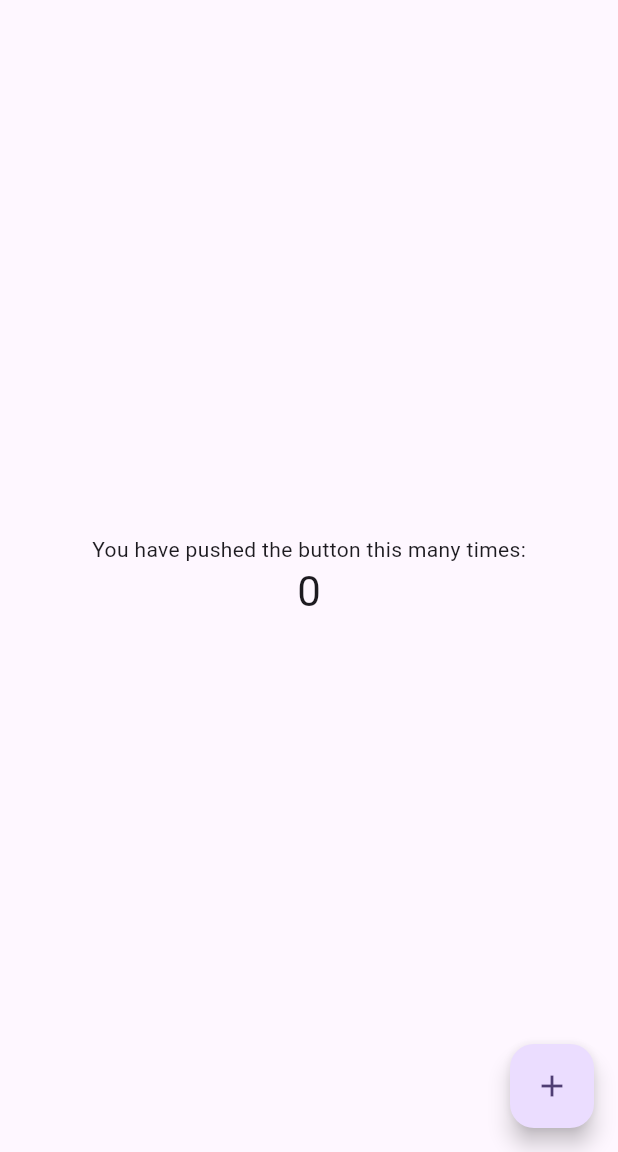
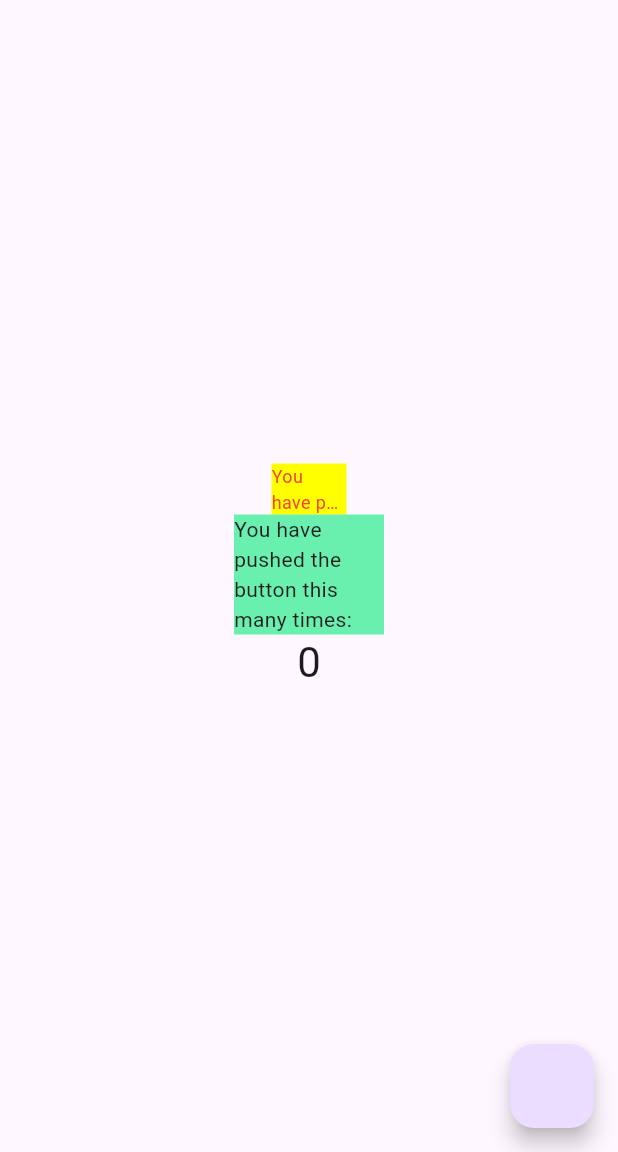
Before and after one commit to tektungg/flutter_plugin_pubdev, a Flutter app: the screen it shows after launch, on a phone screen of 412 x 824 dp, the part 84-1236 px from its top. Run offline on Flutter 3.47's test engine with Material 3 defaults, Android fonts, the phone set to English and light mode, and no system bars; drawn by our look-alikes of auto_size_text.

Commit message:
add : Praktikum Menerapkan Plugin di Project Flutter

```diff
--- a/lib/main.dart
+++ b/lib/main.dart
@@ -1,4 +1,5 @@
 import 'package:flutter/material.dart';
+import 'package:flutter_plugin_pubdev/red_text_widget.dart';
 
 void main() {
   runApp(const MyApp());
@@ -13,21 +14,6 @@ class MyApp extends StatelessWidget {
     return MaterialApp(
       title: 'Flutter Demo',
       theme: ThemeData(
-        // This is the theme of your application.
-        //
-        // TRY THIS: Try running your application with "flutter run". You'll see
-        // the application has a purple toolbar. Then, without quitting the app,
-        // try changing the seedColor in the colorScheme below to Colors.green
-        // and then invoke "hot reload" (save your changes or press the "hot
-        // reload" button in a Flutter-supported IDE, or press "r" if you used
-        // the command line to start the app).
-        //
-        // Notice that the counter didn't reset back to zero; the application
-        // state is not lost during the reload. To reset the state, use hot
-        // restart instead.
-        //
-        // This works for code too, not just values: Most code changes can be
-        // tested with just a hot reload.
         colorScheme: ColorScheme.fromSeed(seedColor: Colors.deepPurple),
         useMaterial3: true,
       ),
@@ -38,15 +24,6 @@ class MyApp extends StatelessWidget {
 
 class MyHomePage extends StatefulWidget {
   const MyHomePage({super.key, required this.title});
-
-  // This widget is the home page of your application. It is stateful, meaning
-  // that it has a State object (defined below) that contains fields that affect
-  // how it looks.
-
-  // This class is the configuration for the state. It holds the values (in this
-  // case the title) provided by the parent (in this case the App widget) and
-  // used by the build method of the State. Fields in a Widget subclass are
-  // always marked "final".
 
   final String title;
 
@@ -59,54 +36,34 @@ class _MyHomePageState extends State<MyHomePage> {
 
   void _incrementCounter() {
     setState(() {
-      // This call to setState tells the Flutter framework that something has
-      // changed in this State, which causes it to rerun the build method below
-      // so that the display can reflect the updated values. If we changed
-      // _counter without calling setState(), then the build method would not be
-      // called again, and so nothing would appear to happen.
       _counter++;
     });
   }
 
   @override
   Widget build(BuildContext context) {
-    // This method is rerun every time setState is called, for instance as done
-    // by the _incrementCounter method above.
-    //
-    // The Flutter framework has been optimized to make rerunning build methods
-    // fast, so that you can just rebuild anything that needs updating rather
-    // than having to individually change instances of widgets.
     return Scaffold(
       appBar: AppBar(
-        // TRY THIS: Try changing the color here to a specific color (to
-        // Colors.amber, perhaps?) and trigger a hot reload to see the AppBar
-        // change color while the other colors stay the same.
         backgroundColor: Theme.of(context).colorScheme.inversePrimary,
-        // Here we take the value from the MyHomePage object that was created by
-        // the App.build method, and use it to set our appbar title.
         title: Text(widget.title),
       ),
       body: Center(
-        // Center is a layout widget. It takes a single child and positions it
-        // in the middle of the parent.
         child: Column(
-          // Column is also a layout widget. It takes a list of children and
-          // arranges them vertically. By default, it sizes itself to fit its
-          // children horizontally, and tries to be as tall as its parent.
-          //
-          // Column has various properties to control how it sizes itself and
-          // how it positions its children. Here we use mainAxisAlignment to
-          // center the children vertically; the main axis here is the vertical
-          // axis because Columns are vertical (the cross axis would be
-          // horizontal).
-          //
-          // TRY THIS: Invoke "debug painting" (choose the "Toggle Debug Paint"
-          // action in the IDE, or press "p" in the console), to see the
-          // wireframe for each widget.
           mainAxisAlignment: MainAxisAlignment.center,
           children: <Widget>[
-            const Text(
-              'You have pushed the button this many times:',
+            Container(
+              color: Colors.yellowAccent,
+              width: 50,
+              child: const RedTextWidget(
+                text: 'You have pushed the button this many times:',
+              ),
+            ),
+            Container(
+              color: Colors.greenAccent,
+              width: 100,
+              child: const Text(
+                'You have pushed the button this many times:',
+              ),
             ),
             Text(
               '$_counter',
@@ -118,8 +75,7 @@ class _MyHomePageState extends State<MyHomePage> {
       floatingActionButton: FloatingActionButton(
         onPressed: _incrementCounter,
         tooltip: 'Increment',
-        child: const Icon(Icons.add),
-      ), // This trailing comma makes auto-formatting nicer for build methods.
+      ),
     );
   }
 }
--- /dev/null
+++ b/lib/red_text_widget.dart
@@ -0,0 +1,18 @@
+import 'package:flutter/material.dart';
+import 'package:auto_size_text/auto_size_text.dart';
+
+class RedTextWidget extends StatelessWidget {
+  final String text;
+
+  const RedTextWidget({Key? key, required this.text}) : super(key: key);
+
+  @override
+  Widget build(BuildContext context) {
+    return AutoSizeText(
+      text,
+      style: const TextStyle(color: Colors.red, fontSize: 14),
+      maxLines: 2,
+      overflow: TextOverflow.ellipsis,
+    );
+  }
+}
--- a/pubspec.yaml
+++ b/pubspec.yaml
@@ -35,6 +35,7 @@ dependencies:
   # The following adds the Cupertino Icons font to your application.
   # Use with the CupertinoIcons class for iOS style icons.
   cupertino_icons: ^1.0.8
+  auto_size_text: ^3.0.0
 
 dev_dependencies:
   flutter_test:
```
Also changed, not shown: pubspec.lock.
